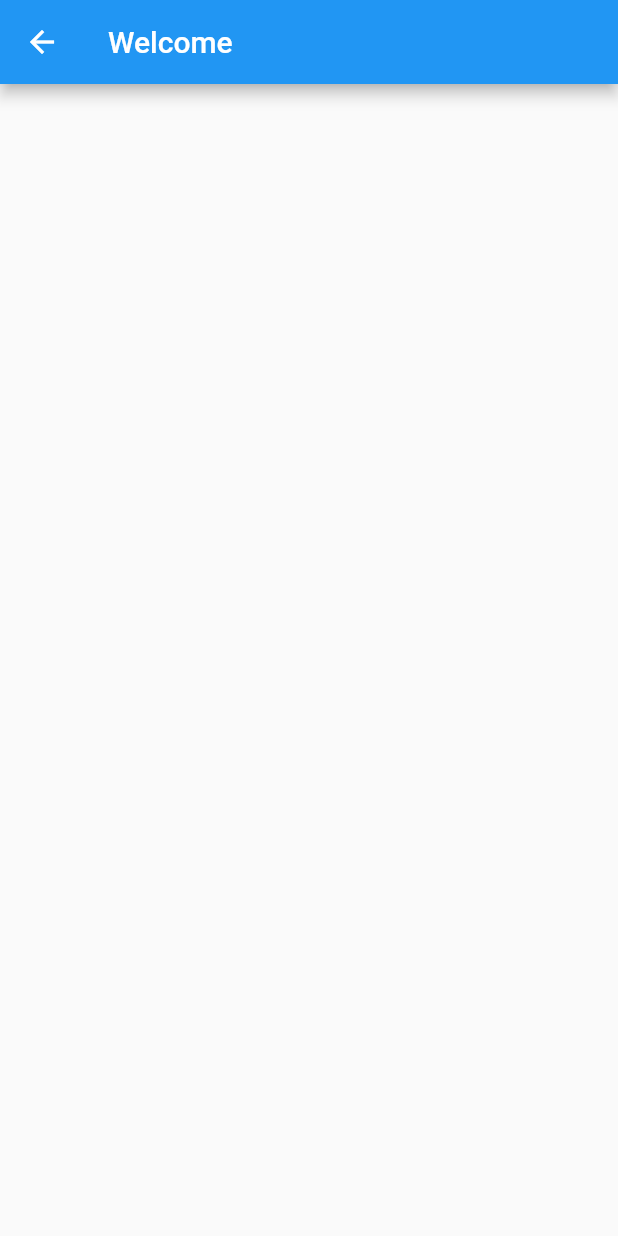
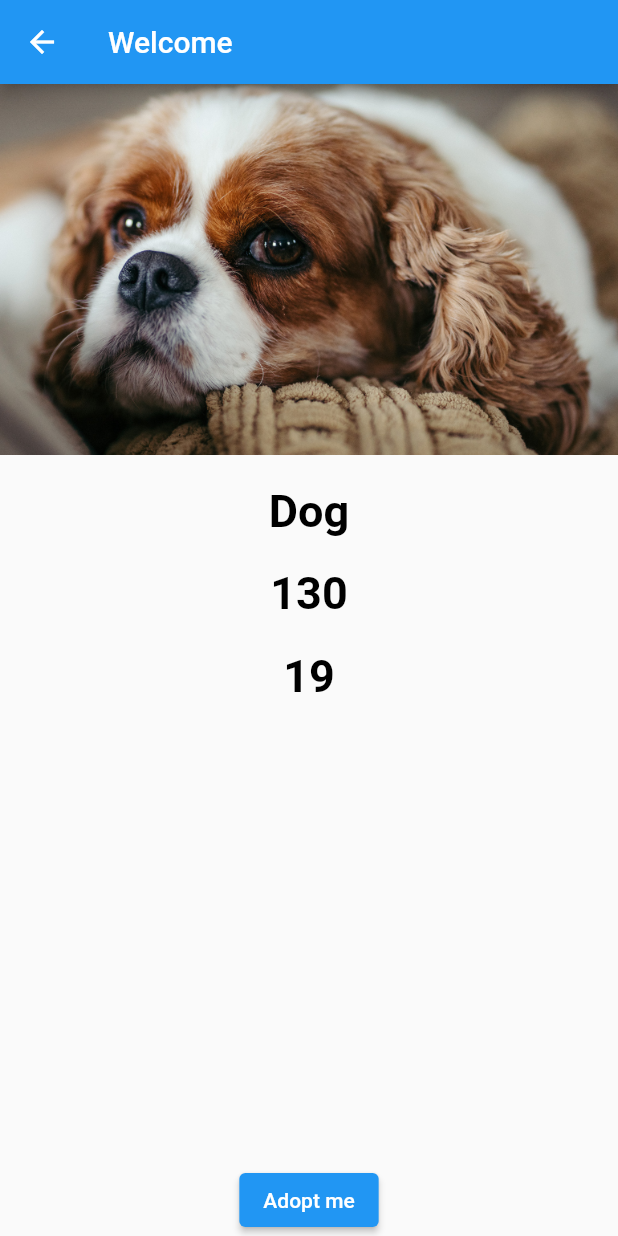
Before and after one commit to anushka3002/Pet-Adoption-App, a Flutter app: the screen it shows after launch, after a tap on "Dog", on a phone screen of 412 x 824 dp. Run offline on Flutter 3.47's test engine with Material 2 defaults, Android fonts, the phone set to English and light mode, and no system bars; our stand-ins replace confetti, fluttertoast.

Commit message:
added pet data in details page and made pop up after clikcing adopt button

```diff
--- a/lib/details_page.dart
+++ b/lib/details_page.dart
@@ -1,6 +1,8 @@
+import 'package:confetti/confetti.dart';
 import 'package:flutter/material.dart';
 import 'package:flutter/src/widgets/container.dart';
 import 'package:flutter/src/widgets/framework.dart';
+import 'package:fluttertoast/fluttertoast.dart';
 
 class DetailsPage extends StatefulWidget {
   final String name;
@@ -18,15 +20,78 @@ class DetailsPage extends StatefulWidget {
 }
 
 class _DetailsPageState extends State<DetailsPage> {
+  bool isPlaying = false;
+  final controller = ConfettiController();
+
   @override
   Widget build(BuildContext context) {
-    return Scaffold(
+    return Stack(alignment: Alignment.center, children: [
+      Scaffold(
           appBar: AppBar(
             title: Text("Welcome"),
           ),
           body: Container(
-        child: Text(""),
+            child: Column(
+              mainAxisAlignment: MainAxisAlignment.start,
+              children: [
+                Image.asset(widget.image),
+                const SizedBox(
+                  height: 20,
+                ),
+                Text(
+                  widget.name,
+                  textAlign: TextAlign.start,
+                  style: const TextStyle(fontSize: 30, fontWeight: FontWeight.w600, color: Colors.black),
+                ),
+                const SizedBox(height: 20),
+                Text(
+                  widget.price,
+                  style: const TextStyle(fontSize: 30, fontWeight: FontWeight.w600, color: Colors.black),
+                ),
+                const SizedBox(height: 20),
+                Text(
+                  widget.age,
+                  style: const TextStyle(fontSize: 30, fontWeight: FontWeight.w600, color: Colors.black),
+                ),
+              ],
+            ),
+          ),
+          floatingActionButtonLocation: FloatingActionButtonLocation.centerDocked,
+          floatingActionButton: ElevatedButton(
+              onPressed: () {
+                // controller.play();
+                showDialog(
+                  context: context,
+                  builder: (ctx) => AlertDialog(
+                    title: Text("You’ve now adopted ${widget.name}"),
+                    // content: const Text("You have raised a Alert Dialog Box"),
+                    actions: <Widget>[
+                      TextButton(
+                        onPressed: () {
+                          Navigator.of(ctx).pop();
+                        },
+                        child: Center(
+                          child: Container(
+                            color: Color.fromARGB(255, 204, 150, 222),
+                            padding: const EdgeInsets.all(14),
+                            child: const Text(
+                              "okay",
+                              textAlign: TextAlign.center,
+                              style: TextStyle(color: Colors.white),
+                            ),
+                          ),
+                        ),
+                      ),
+                    ],
                   ),
                 );
+              },
+              child: Text('Adopt me'))),
+      // ConfettiWidget(
+      //   confettiController: controller,
+      //   shouldLoop: true,
+      //   // blastDirection:,
+      // )
+    ]);
   }
 }
--- a/lib/main.dart
+++ b/lib/main.dart
@@ -19,6 +19,7 @@ class MyApp extends StatelessWidget {
     return ChangeNotifierProvider(
       create: (context) => PetData(),
       child: MaterialApp(
+        debugShowCheckedModeBanner: false,
         title: 'Flutter Demo',
         theme: ThemeData(
           primarySwatch: Colors.blue,
--- a/lib/pet_tile_data.dart
+++ b/lib/pet_tile_data.dart
@@ -19,10 +19,14 @@ class PetDataTile extends StatelessWidget {
 
   @override
   Widget build(BuildContext context) {
-    return Container(
-      child: Column(
-        children: [Image.asset(petImage), Text(petName)],
+    return Stack(children: [
+      Container(
+        child: SingleChildScrollView(
+          child: Column(
+            children: [Image.asset(petImage), Text(petName)],
+          ),
+        ),
       ),
-    );
+    ]);
   }
 }
--- a/pubspec.yaml
+++ b/pubspec.yaml
@@ -36,6 +36,10 @@ dependencies:
   # Use with the CupertinoIcons class for iOS style icons.
   cupertino_icons: ^1.0.2
   provider: ^6.0.5
+  fluttertoast: ^8.0.8
+
+  # confetti animation
+  confetti: ^0.6.0
 
 dev_dependencies:
   flutter_test:
```
Also changed, not shown: pubspec.lock, 9 other files. Lines whose indentation alone changed are shown as unchanged.
